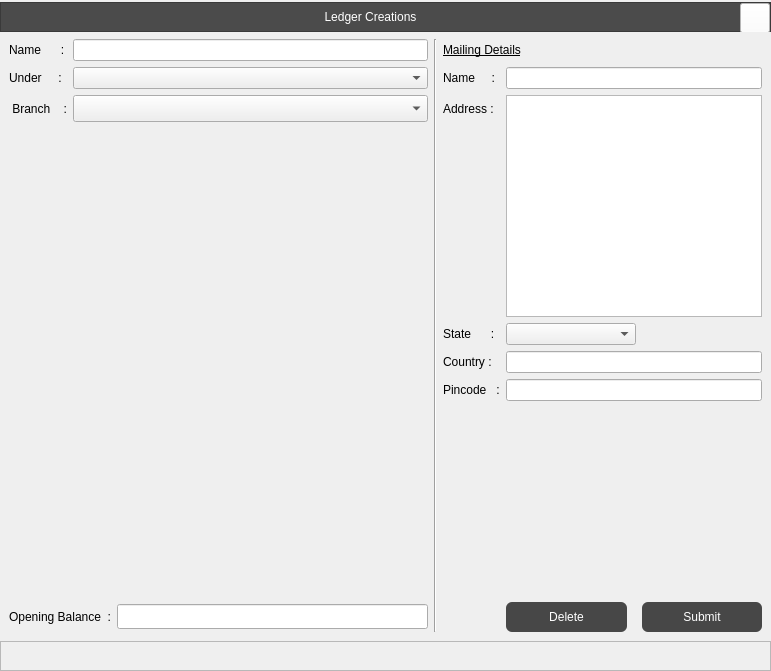
Old version of the form Resources/Ui/LedgerCreate.ui in the repository Darshitjivani/MBAS.
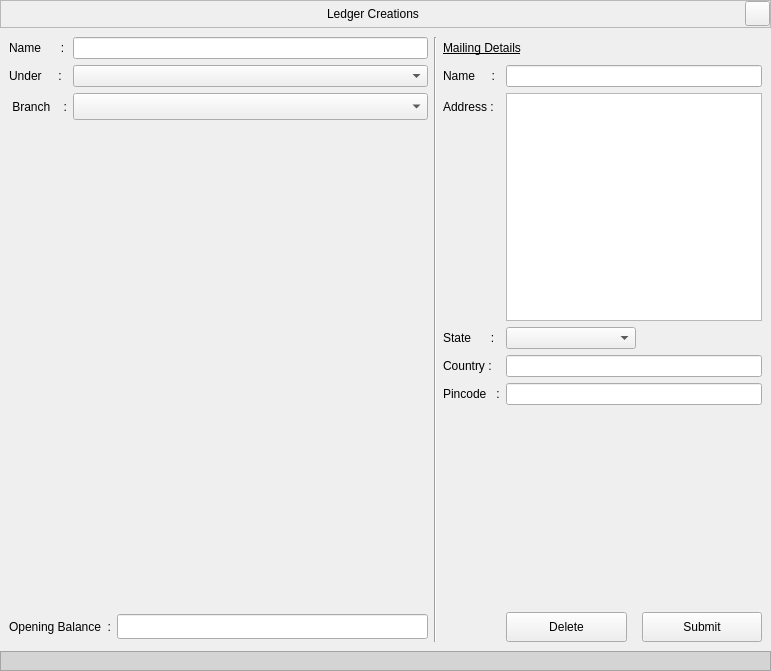
New version of the form. Icons and pictures are not drawn.

```diff
--- a/Resources/Ui/LedgerCreate.ui
+++ b/Resources/Ui/LedgerCreate.ui
@@ -44,19 +44,19 @@
       <property name="minimumSize">
        <size>
         <width>0</width>
-        <height>30</height>
+        <height>28</height>
        </size>
       </property>
       <property name="maximumSize">
        <size>
         <width>16777215</width>
-        <height>25</height>
+        <height>28</height>
        </size>
       </property>
       <property name="styleSheet">
-       <string notr="true">background-color: rgb(75,75,75);
-color: rgb(255, 255, 255);
-font: 12pt &quot;Sitka Text&quot;;</string>
+       <string notr="true">
+font: 63 11pt &quot;Segoe UI Semibold&quot;;
+color:#000000</string>
       </property>
       <property name="frameShape">
        <enum>QFrame::StyledPanel</enum>
@@ -80,22 +80,41 @@
        <property name="spacing">
         <number>0</number>
        </property>
+       <item row="0" column="0">
+        <widget class="QLabel" name="lbLedgerCreations">
+         <property name="maximumSize">
+          <size>
+           <width>16777215</width>
+           <height>28</height>
+          </size>
+         </property>
+         <property name="styleSheet">
+          <string notr="true"/>
+         </property>
+         <property name="text">
+          <string>Ledger Creations</string>
+         </property>
+         <property name="alignment">
+          <set>Qt::AlignCenter</set>
+         </property>
+        </widget>
+       </item>
        <item row="0" column="1">
         <widget class="QPushButton" name="pbClose">
          <property name="minimumSize">
           <size>
-           <width>30</width>
-           <height>30</height>
+           <width>25</width>
+           <height>25</height>
           </size>
          </property>
          <property name="maximumSize">
           <size>
-           <width>30</width>
-           <height>30</height>
+           <width>25</width>
+           <height>25</height>
           </size>
          </property>
          <property name="styleSheet">
-          <string notr="true">background-color:white</string>
+          <string notr="true"/>
          </property>
          <property name="text">
           <string/>
@@ -112,25 +131,6 @@
          </property>
         </widget>
        </item>
-       <item row="0" column="0">
-        <widget class="QLabel" name="lbLedgerCreations">
-         <property name="maximumSize">
-          <size>
-           <width>16777215</width>
-           <height>30</height>
-          </size>
-         </property>
-         <property name="styleSheet">
-          <string notr="true"/>
-         </property>
-         <property name="text">
-          <string>Ledger Creations</string>
-         </property>
-         <property name="alignment">
-          <set>Qt::AlignCenter</set>
-         </property>
-        </widget>
-       </item>
       </layout>
      </widget>
     </item>
@@ -139,15 +139,20 @@
       <property name="minimumSize">
        <size>
         <width>0</width>
-        <height>30</height>
+        <height>20</height>
        </size>
       </property>
       <property name="maximumSize">
        <size>
         <width>16777215</width>
-        <height>30</height>
+        <height>20</height>
        </size>
       </property>
+      <property name="styleSheet">
+       <string notr="true">background-color: rgb(212, 212, 212);
+font: 63 11pt &quot;Segoe UI Semibold&quot;;
+color:#000000</string>
+      </property>
       <property name="frameShape">
        <enum>QFrame::StyledPanel</enum>
       </property>
@@ -162,23 +167,7 @@
        <enum>Qt::LeftToRight</enum>
       </property>
       <property name="styleSheet">
-       <string notr="true">QPushButton{
-
-	font: 75 10pt &quot;Sitka Small&quot;;
-border-radius:06px;
-background-color: rgb(71, 71, 71);
-color: rgb(255, 255, 255);
-
-
-}
-QPushButton:selected {
-  background: #1464A0;
-  color: #19232d;
-}
-
-
-
-</string>
+       <string notr="true"/>
       </property>
       <layout class="QGridLayout" name="gridLayout_3">
        <item row="0" column="0">
```
Left out of the diff: 253 changed lines with no effect on the pictures.
